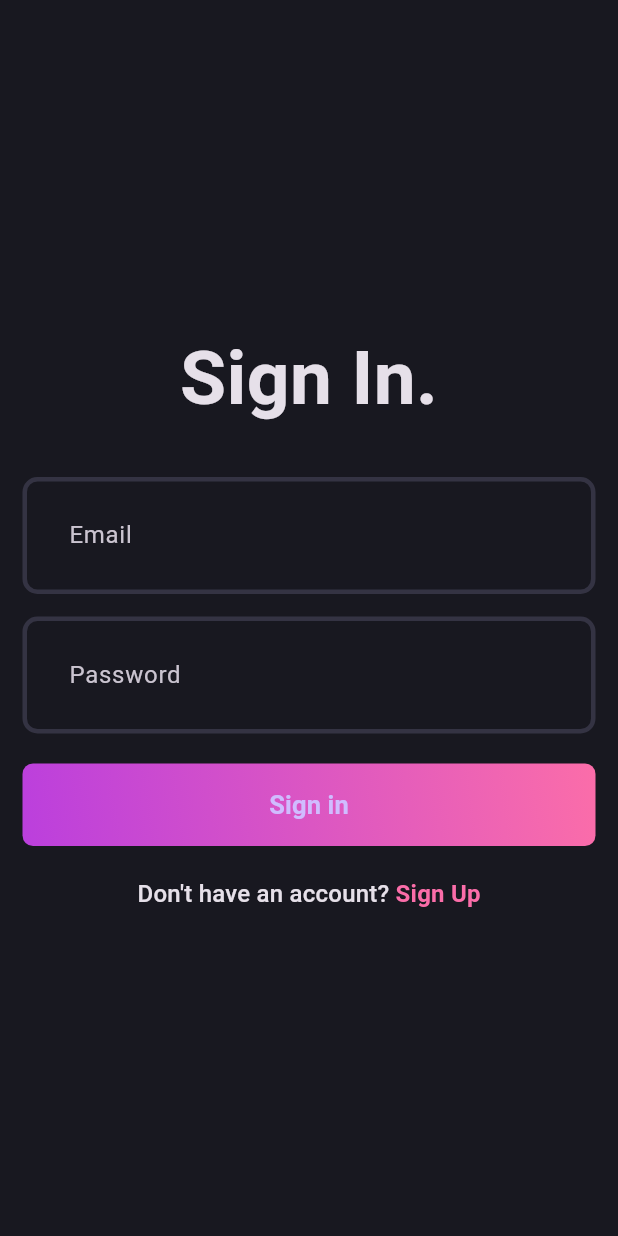
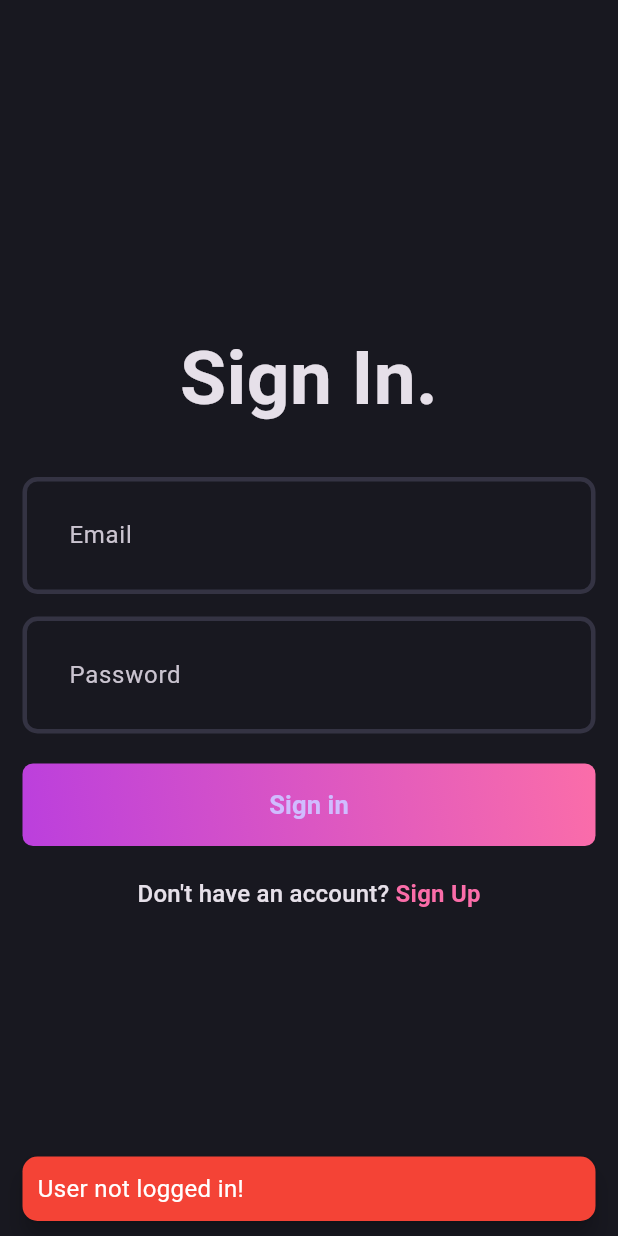
Before and after one commit to ItsAzura/flutter_blog_app_clean_architecture, a Flutter app: the first screen one second after launch, on a phone screen of 412 x 824 dp. Run offline on Flutter 3.47's test engine with Material 3 defaults, Android fonts, the phone set to English and light mode, and no system bars; our stand-ins replace bloc, flutter_bloc, fpdart, get_it, supabase_flutter; accounts and stored records are empty.

Commit message:
Implement user authentication state management; add AppUserCubit and related states, integrate current user retrieval, and update AuthBloc for user session handling

```diff
--- /dev/null
+++ b/lib/core/common/cubits/app_user/app_user_cubit.dart
@@ -0,0 +1,17 @@
+import 'package:bloc/bloc.dart';
+import 'package:blog_app/core/common/entities/user.dart';
+import 'package:meta/meta.dart';
+
+part 'app_user_state.dart';
+
+class AppUserCubit extends Cubit<AppUserState> {
+  AppUserCubit() : super(AppUserInitial());
+
+  void updateUser(User? user) {
+    if (user == null) {
+      emit(AppUserInitial());
+    } else {
+      emit(AppUserLoggedIn(user));
+    }
+  }
+}
--- /dev/null
+++ b/lib/core/common/cubits/app_user/app_user_state.dart
@@ -0,0 +1,11 @@
+part of 'app_user_cubit.dart';
+
+@immutable
+sealed class AppUserState {}
+
+final class AppUserInitial extends AppUserState {}
+
+final class AppUserLoggedIn extends AppUserState {
+  final User user;
+  AppUserLoggedIn(this.user);
+}
--- a/lib/features/auth/data/repositories/auth_repository_impl.dart
+++ b/lib/features/auth/data/repositories/auth_repository_impl.dart
@@ -2,6 +2,7 @@ import 'package:blog_app/core/common/entities/user.dart';
 import 'package:blog_app/core/error/exceptions.dart';
 import 'package:blog_app/core/error/failures.dart';
 import 'package:blog_app/features/auth/data/datasources/auth_remote_data_source.dart';
+import 'package:blog_app/features/auth/data/models/user_model.dart';
 import 'package:blog_app/features/auth/domain/repository/auth_repository.dart';
 import 'package:fpdart/src/either.dart';
 
@@ -12,8 +13,24 @@ class AuthRepositoryImpl implements AuthRepository {
 
   AuthRepositoryImpl(this.remoteDataSource);
   @override
-  Future<Either<Failure, User>> currentUser() {
-    throw UnimplementedError();
+  Future<Either<Failure, User>> currentUser() async {
+    try {
+      final session = remoteDataSource.currentUserSession;
+
+      if (session == null) {
+        return left(Failure('User not logged in!'));
+      }
+
+      return right(
+        UserModel(
+          id: session.user.id,
+          email: session.user.email ?? '',
+          name: '',
+        ),
+      );
+    } on ServerException catch (e) {
+      return left(Failure(e.message));
+    }
   }
 
   //* Hàm đăng nhập tài khoản với email và mật khẩu
--- /dev/null
+++ b/lib/features/auth/domain/usecases/current_user.dart
@@ -0,0 +1,15 @@
+import 'package:blog_app/core/common/entities/user.dart';
+import 'package:blog_app/core/error/failures.dart';
+import 'package:blog_app/core/usecases/usecase.dart';
+import 'package:blog_app/features/auth/domain/repository/auth_repository.dart';
+import 'package:fpdart/fpdart.dart';
+
+class CurrentUser implements UseCase<User, NoParams> {
+  final AuthRepository authRepository;
+  CurrentUser(this.authRepository);
+
+  @override
+  Future<Either<Failure, User>> call(NoParams params) async {
+    return await authRepository.currentUser();
+  }
+}
--- a/lib/features/auth/presentation/bloc/auth_bloc.dart
+++ b/lib/features/auth/presentation/bloc/auth_bloc.dart
@@ -1,8 +1,12 @@
-import 'package:bloc/bloc.dart';
+import 'package:blog_app/core/common/cubits/app_user/app_user_cubit.dart';
+
 import 'package:blog_app/core/common/entities/user.dart';
+import 'package:blog_app/core/usecases/usecase.dart';
+import 'package:blog_app/features/auth/domain/usecases/current_user.dart';
 import 'package:blog_app/features/auth/domain/usecases/user_login.dart';
 import 'package:blog_app/features/auth/domain/usecases/user_sign_up.dart';
-import 'package:meta/meta.dart';
+import 'package:flutter/material.dart';
+import 'package:flutter_bloc/flutter_bloc.dart';
 
 part 'auth_event.dart';
 part 'auth_state.dart';
@@ -10,17 +14,37 @@ part 'auth_state.dart';
 class AuthBloc extends Bloc<AuthEvent, AuthState> {
   final UserSignUp _userSignUp;
   final UserLogin _userLogin;
-  AuthBloc({required UserSignUp userSignUp, required UserLogin userLogin})
-    : _userSignUp = userSignUp,
-      _userLogin = userLogin,
-      super(AuthInitial()) {
-    on<AuthEvent>((event, emit) {});
+  final CurrentUser _currentUser;
+  final AppUserCubit _appUserCubit;
+  AuthBloc({
+    required UserSignUp userSignUp,
+    required UserLogin userLogin,
+    required CurrentUser currentUser,
+    required AppUserCubit appUserCubit,
+  }) : _userSignUp = userSignUp,
+       _userLogin = userLogin,
+       _currentUser = currentUser,
+       _appUserCubit = appUserCubit,
+       super(AuthInitial()) {
+    on<AuthEvent>((_, emit) => emit(AuthLoading()));
     on<AuthSignUp>(_onAuthSignUp);
     on<AuthLogin>(_onAuthLogin);
+    on<AuthIsUserLoggedIn>(_isUserLoggedIn);
+  }
+
+  void _isUserLoggedIn(
+    AuthIsUserLoggedIn event,
+    Emitter<AuthState> emit,
+  ) async {
+    final res = await _currentUser(NoParams());
+
+    res.fold(
+      (l) => emit(AuthFailure(l.message)),
+      (r) => _emitAuthSuccess(r, emit),
+    );
   }
 
   void _onAuthSignUp(AuthSignUp event, Emitter<AuthState> emit) async {
-    emit(AuthLoading());
     final res = await _userSignUp(
       UserSignUpParams(
         email: event.email,
@@ -31,19 +55,23 @@ class AuthBloc extends Bloc<AuthEvent, AuthState> {
 
     res.fold(
       (failure) => emit(AuthFailure(failure.message)),
-      (user) => emit(AuthSuccess(user)),
+      (user) => _emitAuthSuccess(user, emit),
     );
   }
 
   void _onAuthLogin(AuthLogin event, Emitter<AuthState> emit) async {
-    emit(AuthLoading());
     final res = await _userLogin(
       UserLoginParams(email: event.email, password: event.password),
     );
 
     res.fold(
       (l) => emit(AuthFailure(l.message)),
-      (user) => emit(AuthSuccess(user)),
+      (r) => _emitAuthSuccess(r, emit),
     );
   }
+
+  void _emitAuthSuccess(User user, Emitter<AuthState> emit) {
+    _appUserCubit.updateUser(user);
+    emit(AuthSuccess(user));
+  }
 }
--- a/lib/features/auth/presentation/bloc/auth_event.dart
+++ b/lib/features/auth/presentation/bloc/auth_event.dart
@@ -17,3 +17,5 @@ final class AuthLogin extends AuthEvent {
 
   AuthLogin({required this.email, required this.password});
 }
+
+final class AuthIsUserLoggedIn extends AuthEvent {}
--- a/lib/init_dependencies.dart
+++ b/lib/init_dependencies.dart
@@ -1,7 +1,9 @@
+import 'package:blog_app/core/common/cubits/app_user/app_user_cubit.dart';
 import 'package:blog_app/core/secrets/app_secrets.dart';
 import 'package:blog_app/features/auth/data/datasources/auth_remote_data_source.dart';
 import 'package:blog_app/features/auth/data/repositories/auth_repository_impl.dart';
 import 'package:blog_app/features/auth/domain/repository/auth_repository.dart';
+import 'package:blog_app/features/auth/domain/usecases/current_user.dart';
 import 'package:blog_app/features/auth/domain/usecases/user_login.dart';
 import 'package:blog_app/features/auth/domain/usecases/user_sign_up.dart';
 import 'package:blog_app/features/auth/presentation/bloc/auth_bloc.dart';
--- a/lib/main.dart
+++ b/lib/main.dart
@@ -1,7 +1,7 @@
+import 'package:blog_app/core/common/cubits/app_user/app_user_cubit.dart';
 import 'package:blog_app/core/theme/theme.dart';
 import 'package:blog_app/features/auth/presentation/bloc/auth_bloc.dart';
 import 'package:blog_app/features/auth/presentation/pages/login_page.dart';
-import 'package:blog_app/features/auth/presentation/pages/signup_page.dart';
 import 'package:blog_app/init_dependencies.dart';
 import 'package:flutter/material.dart';
 import 'package:flutter_bloc/flutter_bloc.dart';
@@ -13,6 +13,7 @@ void main() async {
   runApp(
     MultiBlocProvider(
       providers: [
+        BlocProvider(create: (_) => serviceLocator<AppUserCubit>()),
         BlocProvider(create: (_) => serviceLocator<AuthBloc>()),
       ], //inject AuthBloc
       child: const MyApp(),
@@ -20,8 +21,19 @@ void main() async {
   );
 }
 
-class MyApp extends StatelessWidget {
+class MyApp extends StatefulWidget {
   const MyApp({super.key});
+
+  @override
+  State<MyApp> createState() => _MyAppState();
+}
+
+class _MyAppState extends State<MyApp> {
+  @override
+  void initState() {
+    super.initState();
+    context.read<AuthBloc>().add(AuthIsUserLoggedIn());
+  }
 
   @override
   Widget build(BuildContext context) {
@@ -29,7 +41,24 @@ class MyApp extends StatelessWidget {
       debugShowCheckedModeBanner: false,
       title: 'Blog App',
       theme: AppTheme.darkThemeMode,
-      home: LoginPage(),
+      home: BlocSelector<AppUserCubit, AppUserState, bool>(
+        selector: (state) {
+          return state is AppUserLoggedIn;
+        },
+        builder: (context, isLoggedIn) {
+          if (isLoggedIn) {
+            return Scaffold(
+              body: Center(
+                child: Text(
+                  'Welcome back!',
+                  style: TextStyle(fontSize: 24, color: Colors.white),
+                ),
+              ),
+            );
+          }
+          return const LoginPage();
+        },
+      ),
     );
   }
 }
```
Also changed, not shown: lib/features/auth/data/datasources/auth_remote_data_source.dart (+19 -2 lines), lib/init_dependencies.main.dart (+12 -1 lines).
